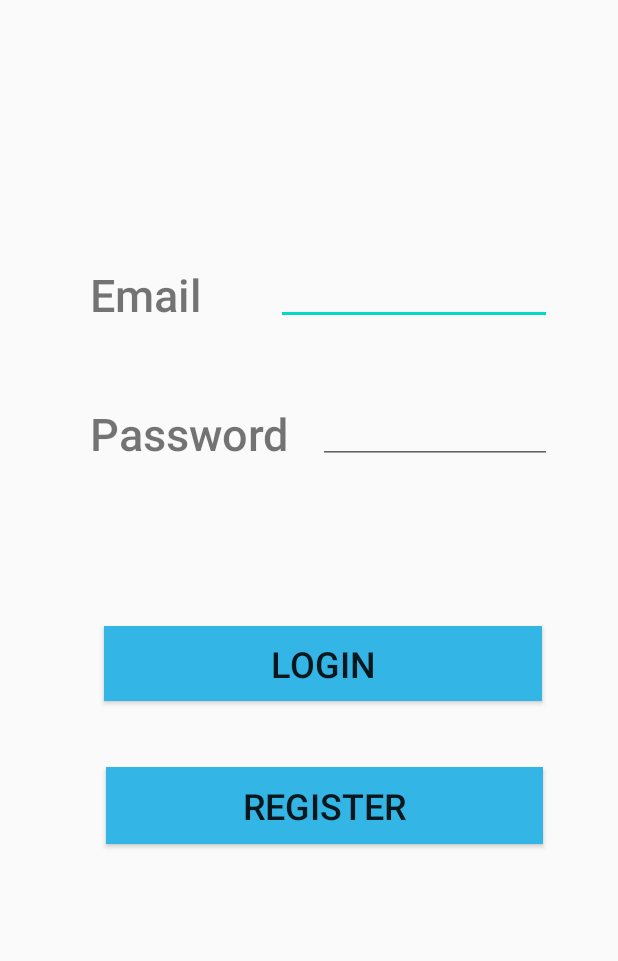
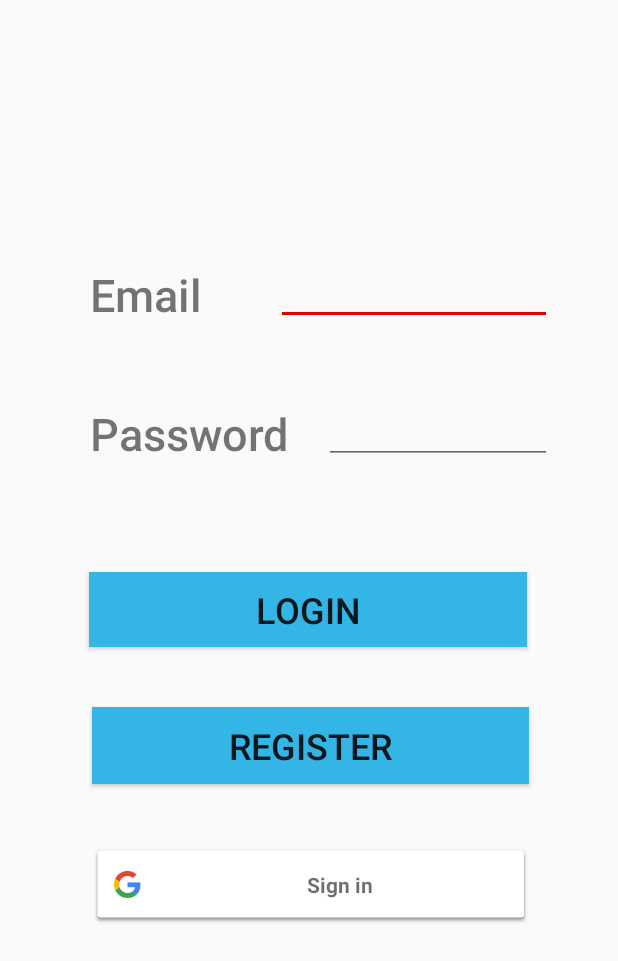
Before and after one commit to AhmedNasrHarg/Trip-Remainder-Project, an Android app: the screen it shows after launch (Login), on a phone screen of 412 x 824 dp. Shown: the top 961 px of the screen. Run offline under Robolectric (Android 15) with nearby library versions, the phone set to English and light mode, and no system bars; our stand-ins replace Firebase (no records; nobody signed in at launch, a user with empty details on screens opened directly).

Commit message:
new slash , logout,google signIn

```diff
--- a/TripPlanner/app/src/main/java/com/example/tripplanner/Views/Login/Login.java
+++ b/TripPlanner/app/src/main/java/com/example/tripplanner/Views/Login/Login.java
@@ -15,7 +15,13 @@ import com.example.tripplanner.Presenters.LoginPresenter.LoginPresenter;
 import com.example.tripplanner.R;
 import com.example.tripplanner.Views.HomeView.MainActivity;
 import com.example.tripplanner.Views.Register.Register;
+import com.google.android.gms.auth.api.signin.GoogleSignIn;
+import com.google.android.gms.auth.api.signin.GoogleSignInAccount;
 import com.google.android.gms.auth.api.signin.GoogleSignInClient;
+import com.google.android.gms.auth.api.signin.GoogleSignInOptions;
+import com.google.android.gms.common.SignInButton;
+import com.google.android.gms.common.api.ApiException;
+import com.google.android.gms.tasks.Task;
 import com.google.firebase.auth.FirebaseAuth;
 import com.google.firebase.auth.FirebaseUser;
 
@@ -24,10 +30,11 @@ public class Login extends AppCompatActivity implements LoginContract.IView {
     EditText passTxt;
     Button btnLogin;
     Button btnReg;
-  //  Button btnGoogle;
+    SignInButton signInButton ;
     FirebaseAuth firebaseAuth;
     GoogleSignInClient mGoogleSignInClient;
     private LoginPresenter presenter;
+    GoogleSignInAccount acc;
 
     @Override
     protected void onCreate(Bundle savedInstanceState) {
@@ -38,9 +45,26 @@ public class Login extends AppCompatActivity implements LoginContract.IView {
         passTxt = findViewById(R.id.passTxt);
         btnLogin = findViewById(R.id.btnLogin);
         btnReg = findViewById(R.id.btnReg);
-     //   btnGoogle = findViewById(R.id.btnGoogle);
+        signInButton = findViewById(R.id.btnGoogle);
         firebaseAuth = FirebaseAuth.getInstance();
         presenter = new LoginPresenter(firebaseAuth,this);
+
+        GoogleSignInOptions gso = new GoogleSignInOptions.Builder(GoogleSignInOptions.DEFAULT_SIGN_IN)
+                .requestIdToken(getString(R.string.default_web_client_id))
+                .requestEmail()
+                .build();
+
+        mGoogleSignInClient  = GoogleSignIn.getClient(this,gso);
+        signInButton.setOnClickListener(new View.OnClickListener() {
+            @Override
+            public void onClick(View v) {
+
+                Intent signInIntent = mGoogleSignInClient.getSignInIntent();
+                startActivityForResult(signInIntent, 1 );
+
+            }
+        });
+
 
         btnReg.setOnClickListener(new View.OnClickListener() {
             @Override
@@ -57,8 +81,10 @@ public class Login extends AppCompatActivity implements LoginContract.IView {
                 String password = passTxt.getText().toString().trim();
                 presenter.performLogin(email, password);
                 presenter.checkLogin();
+                //        presenter.FirebaseGoogleAuth(acc);
             }
         });
+
 
     }
 
@@ -81,11 +107,48 @@ public class Login extends AppCompatActivity implements LoginContract.IView {
 
     @Override
     public void isLogin(boolean isLogin) {
-        if (isLogin) {
+        if (isLogin == true) {
             Intent i = new Intent(Login.this,MainActivity.class);
             startActivity(i);
         } else {
             Log.d("sign","onAuthStateChanged:signed_out");
         }
     }
+
+    @Override
+    public void onActivityResult(int requestCode, int resultCode, Intent data) {
+        super.onActivityResult(requestCode, resultCode, data);
+        if(requestCode == 1 ){
+            Task<GoogleSignInAccount> task = GoogleSignIn.getSignedInAccountFromIntent(data);
+            handleSignInResult(task);
+
+        }
+    }
+
+    @Override
+    public void handleSignInResult(Task<GoogleSignInAccount> task) {
+        try {
+            GoogleSignInAccount acc = task.getResult(ApiException.class);
+            Intent i = new Intent(Login.this,MainActivity.class);
+            startActivity(i);
+            Toast.makeText(Login.this , "Sign In Susseful", Toast.LENGTH_LONG).show();
+            presenter.FirebaseGoogleAuth(acc);
+        } catch (ApiException e) {
+            Toast.makeText(Login.this , "Sign In Fail", Toast.LENGTH_LONG).show();
+            presenter.FirebaseGoogleAuth(null);
+
+
+        }
+    }
+
+    @Override
+    public void updateUI(FirebaseUser fUser) {
+        GoogleSignInAccount account = GoogleSignIn.getLastSignedInAccount(getApplicationContext());
+        String name = account.getDisplayName();
+        String email = account.getEmail();
+        emailTxt.setText(email);
+
+    }
+
+
 }
--- a/TripPlanner/app/src/main/res/drawable/splash_screen.xml
+++ b/TripPlanner/app/src/main/res/drawable/splash_screen.xml
@@ -6,7 +6,8 @@
                 android:centerX="0.5"
                 android:centerY="0.5"
                 android:endColor="#ffffff"
-                android:startColor="#33b5e5"
+                android:centerColor="#ffffff"
+                android:startColor="#ffffff"
                 android:gradientRadius="400dp"
                 android:type="radial"/>
         </shape>
@@ -15,6 +16,6 @@
         android:gravity="center">
         <bitmap
             android:gravity="center"
-            android:src="@drawable/two"/>
+            android:src="@drawable/log2"/>
     </item>
 </layer-list>
--- a/TripPlanner/app/src/main/res/layout/activity_login.xml
+++ b/TripPlanner/app/src/main/res/layout/activity_login.xml
@@ -45,8 +45,8 @@
 
     <EditText
         android:id="@+id/passTxt"
-        android:layout_width="156dp"
-        android:layout_height="34dp"
+        android:layout_width="152dp"
+        android:layout_height="47dp"
         android:layout_marginEnd="44dp"
         android:layout_marginRight="44dp"
         android:ems="10"
@@ -59,14 +59,14 @@
         android:id="@+id/btnLogin"
         android:layout_width="292dp"
         android:layout_height="50dp"
-        android:layout_marginTop="108dp"
+        android:layout_marginTop="72dp"
         android:background="@android:color/holo_blue_light"
         android:fontFamily="sans-serif-medium"
         android:gravity="center"
         android:text="@string/login"
         android:textSize="24sp"
         app:layout_constraintEnd_toEndOf="parent"
-        app:layout_constraintHorizontal_bias="0.579"
+        app:layout_constraintHorizontal_bias="0.495"
         app:layout_constraintStart_toStartOf="parent"
         app:layout_constraintTop_toBottomOf="@+id/textView7" />
 
@@ -76,7 +76,7 @@
         android:layout_height="51dp"
         android:layout_marginStart="61dp"
         android:layout_marginLeft="61dp"
-        android:layout_marginTop="44dp"
+        android:layout_marginTop="40dp"
         android:layout_marginEnd="44dp"
         android:layout_marginRight="44dp"
         android:background="@android:color/holo_blue_light"
@@ -85,33 +85,21 @@
         android:text="@string/btn"
         android:textSize="24sp"
         app:layout_constraintEnd_toEndOf="parent"
-        app:layout_constraintHorizontal_bias="0.6"
+        app:layout_constraintHorizontal_bias="0.0"
         app:layout_constraintStart_toStartOf="parent"
         app:layout_constraintTop_toBottomOf="@+id/btnLogin" />
 
-<!--    <com.google.android.gms.common.SignInButton-->
-<!--        android:id="@+id/btnGoogle"-->
-<!--        android:layout_width="290dp"-->
-<!--        android:layout_height="50dp"-->
-<!--        android:layout_marginTop="44dp"-->
-<!--        android:scrollbarSize="4dp"-->
-<!--        app:layout_constraintEnd_toEndOf="parent"-->
-<!--        app:layout_constraintHorizontal_bias="0.547"-->
-<!--        app:layout_constraintStart_toStartOf="parent"-->
-<!--        app:layout_constraintTop_toBottomOf="@+id/btnReg"-->
-<!--        tools:ignore="MissingConstraints"></com.google.android.gms.common.SignInButton>-->
-    <!--    <Button-->
-<!--        android:id="@+id/btnGoogle"-->
-<!--        android:layout_width="289dp"-->
-<!--        android:layout_height="52dp"-->
-<!--        android:layout_marginTop="48dp"-->
-<!--        android:background="@android:color/holo_blue_light"-->
-<!--        android:fontFamily="sans-serif-medium"-->
-<!--        android:gravity="center"-->
-<!--        android:text="@string/google"-->
-<!--        android:textSize="24sp"-->
-<!--        app:layout_constraintEnd_toEndOf="parent"-->
-<!--        app:layout_constraintHorizontal_bias="0.574"-->
-<!--        app:layout_constraintStart_toStartOf="parent"-->
-<!--        app:layout_constraintTop_toBottomOf="@+id/btnReg" />-->
+    <com.google.android.gms.common.SignInButton
+        android:id="@+id/btnGoogle"
+        android:layout_width="293dp"
+        android:layout_height="53dp"
+        android:layout_marginTop="40dp"
+        android:scrollbarSize="4dp"
+        app:layout_constraintEnd_toEndOf="parent"
+        app:layout_constraintHorizontal_bias="0.512"
+        app:layout_constraintStart_toStartOf="parent"
+        app:layout_constraintTop_toBottomOf="@+id/btnReg"
+        tools:ignore="MissingConstraints"></com.google.android.gms.common.SignInButton>
+
+
 </androidx.constraintlayout.widget.ConstraintLayout>
--- a/TripPlanner/app/src/main/res/layout/activity_trip.xml
+++ b/TripPlanner/app/src/main/res/layout/activity_trip.xml
@@ -183,7 +183,7 @@
             android:layout_marginStart="56dp"
             android:layout_marginLeft="56dp"
             android:layout_marginTop="16dp"
-            android:text="round Trip"
+            android:text="Round Trip"
             app:layout_constraintStart_toStartOf="parent"
             app:layout_constraintTop_toBottomOf="@+id/time" />
 
@@ -201,7 +201,7 @@
             app:contentScrim="@color/cardview_light_background"
             app:layout_scrollFlags="scroll|enterAlways|enterAlwaysCollapsed"
 
-            app:title="Tripway"
+            app:title="Tripsy"
             app:titleEnabled="true"
             app:toolbarId="@+id/toolbar">
 
@@ -215,7 +215,7 @@
         android:layout_height="?attr/actionBarSize"
         app:layout_anchor="@+id/appbar"
         app:layout_anchorGravity="center"
-        app:title="Tripway"
+        app:title="Tripsy"
         app:titleTextColor="#FFFFFF"></androidx.appcompat.widget.Toolbar>
 
 
--- a/TripPlanner/app/src/main/res/values/colors.xml
+++ b/TripPlanner/app/src/main/res/values/colors.xml
@@ -1,6 +1,6 @@
 <?xml version="1.0" encoding="utf-8"?>
 <resources>
-    <color name="colorPrimary">#6200EE</color>
-    <color name="colorPrimaryDark">#3700B3</color>
-    <color name="colorAccent">#03DAC5</color>
+    <color name="colorPrimary">#C80D0D</color>
+    <color name="colorPrimaryDark">#B30000</color>
+    <color name="colorAccent">#DA0303</color>
 </resources>
--- a/TripPlanner/app/src/main/res/values/strings.xml
+++ b/TripPlanner/app/src/main/res/values/strings.xml
@@ -1,5 +1,5 @@
 <resources>
-    <string name="app_name" translatable="false">GO ON</string>
+    <string name="app_name" translatable="false">Tripsy</string>
     <string name="open">Open</string>
     <string name="close">Close</string>
     <string name="title_activity_home">Home</string>
@@ -20,6 +20,6 @@
     <string name="btn">Register</string>
     <string name="login">Login</string>
     <string name="google">"Google "</string>
-    <string name="name">GO ON</string>
+    <string name="name">Tripsy</string>
     <string name="con">Con.Password</string>
 </resources>
```
Also changed, not shown: TripPlanner/app/src/main/java/com/example/tripplanner/Models/LoginModel/LoginContract.java (+10 -0 lines), TripPlanner/app/src/main/java/com/example/tripplanner/Presenters/LoginPresenter/LoginPresenter.java (+28 -0 lines), TripPlanner/app/src/main/java/com/example/tripplanner/Views/HomeView/MainActivity.java (+7 -1 lines), TripPlanner/app/src/main/res/drawable/log2.png (added).
